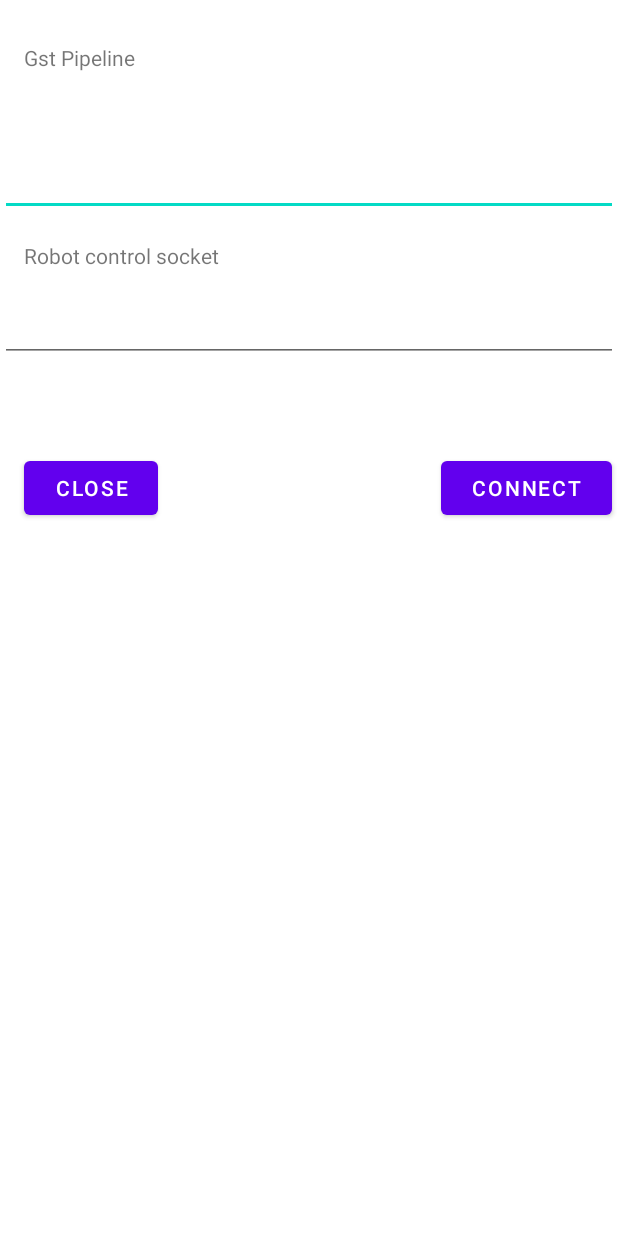
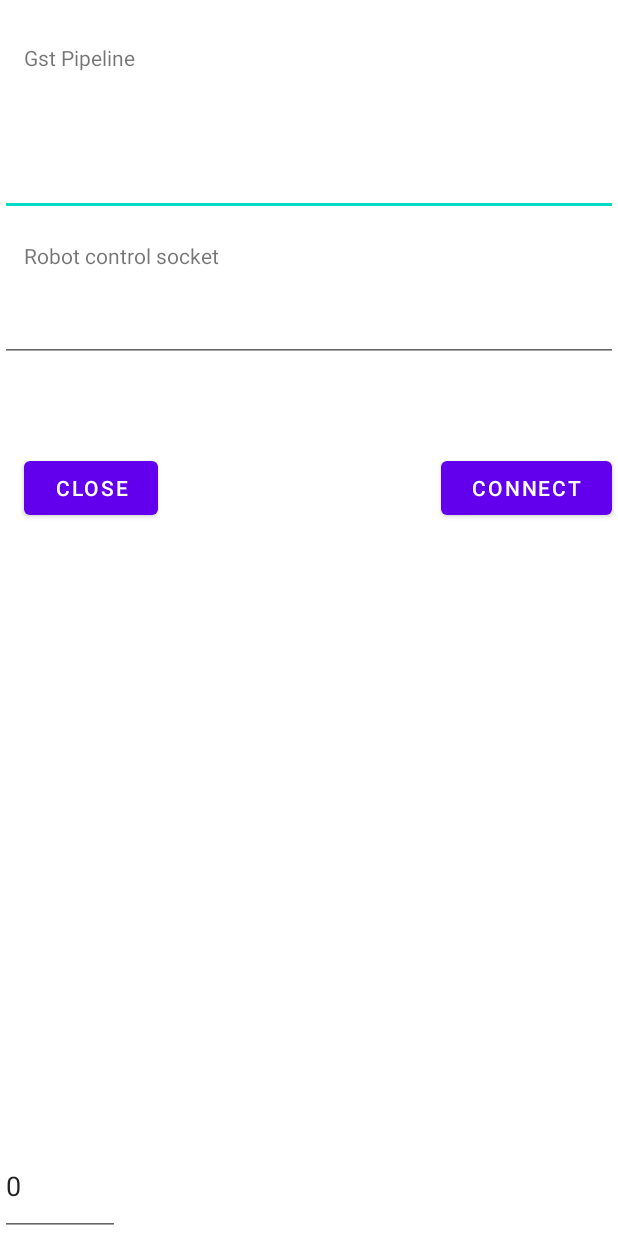
Before and after one commit to weis109x7/streamplayer, an Android app: the screen it shows after launch (MainActivity), in the side drawer, after a tap on "settings", on a phone screen of 412 x 824 dp. Run offline under Robolectric (Android 15) with nearby library versions, the phone set to English and light mode, and no system bars; our stand-ins replace navigation-ui; libraries missing offline, so code that uses them is left out: org.tensorflow.lite; 14 statements that could not run were skipped.

Commit message:
selectable model

```diff
--- a/app/src/main/java/com/htx/streamplayer/ObjectDetectorHelper.kt
+++ b/app/src/main/java/com/htx/streamplayer/ObjectDetectorHelper.kt
@@ -32,10 +32,12 @@ import org.tensorflow.lite.task.gms.vision.detector.ObjectDetector
 private const val TAG = "ObjectDetectionHelper"
 
 class ObjectDetectorHelper(
+    //model config can be changed on runtime or hardcoded values here
     var threshold: Float = 0.5f,
     var numThreads: Int = 2,
     var maxResults: Int = 3,
     var currentDelegate: Int = 0,
+    //model selection
     var currentModel: Int = 0,
     val context: Context,
     val objectDetectorListener: DetectorListener
--- a/app/src/main/java/com/htx/streamplayer/ui/home/HomeFragment.kt
+++ b/app/src/main/java/com/htx/streamplayer/ui/home/HomeFragment.kt
@@ -94,6 +94,7 @@ class HomeFragment : Fragment() , ObjectDetectorHelper.DetectorListener {
         nativeInit()
 
         val sv = binding.surfaceVideo
+        //texturelistener to deal with the init and destruction of the gstreamer video surface
         sv.surfaceTextureListener = object : SurfaceTextureListener {
             override fun onSurfaceTextureAvailable(surface: SurfaceTexture, width: Int, height: Int) {
                 Log.d("GStreamer", "Surface created: $surface with with of $width + height of $height")
@@ -115,6 +116,7 @@ class HomeFragment : Fragment() , ObjectDetectorHelper.DetectorListener {
                 return true
             }
 
+//            this function is called on evey frame update of the surface
             override fun onSurfaceTextureUpdated(surface: SurfaceTexture) {
                 //if object detection is turned on. run object detection function
                 if (objToggle) {
@@ -135,8 +137,8 @@ class HomeFragment : Fragment() , ObjectDetectorHelper.DetectorListener {
             Log.i(TAG, "angle is $angle strength is $strength")
             var x = strength * kotlin.math.cos(Math.toRadians(angle.toDouble()))
             var y = strength * kotlin.math.sin(Math.toRadians(angle.toDouble()))
-//            Log.i(TAG, "cartesian X $x")
-//            Log.i(TAG, "cartesian Y $y")
+            Log.i(TAG, "cartesian X $x")
+            Log.i(TAG, "cartesian Y $y")
 
             //convert x y values to servo motor inputs
             var leftmotor = y+x
@@ -310,6 +312,15 @@ class HomeFragment : Fragment() , ObjectDetectorHelper.DetectorListener {
     override fun onResume() {
         Log.i(TAG, "on Resume")
         super.onResume()
+
+        //using shared preference to get gstreamer pipeline from settings fragment
+        val sharedPreference = this.requireActivity().getSharedPreferences("pref", Context.MODE_PRIVATE)
+        try {
+            objectDetectorHelper.currentModel = sharedPreference.getString("savedModel","0")?.toInt()!!
+            objectDetectorHelper.clearObjectDetector()
+            Log.e(TAG, "selected model: " + objectDetectorHelper.currentModel)
+        } catch (e: Exception) {
+        }
     }
 
     override fun onSaveInstanceState(outState: Bundle) {
--- a/app/src/main/java/com/htx/streamplayer/ui/settings/SettingsFragment.kt
+++ b/app/src/main/java/com/htx/streamplayer/ui/settings/SettingsFragment.kt
@@ -44,6 +44,8 @@ class GalleryFragment : Fragment() {
         gstPipeline.setText(sharedPreference.getString("savedURL",""))
         val socketUrl=binding.socketURL
         socketUrl.setText(sharedPreference.getString("savedSocket",""))
+        val savedModel=binding.savedModel
+        savedModel.setText(sharedPreference.getString("savedModel","0"))
 
         val connectBtn = binding.connectBtn
         connectBtn.setOnClickListener {
@@ -132,6 +134,7 @@ class GalleryFragment : Fragment() {
         val editor = sharedPreference.edit()
         editor.putString("savedURL",binding.gstPipeline.text.toString())
         editor.putString("savedSocket",binding.socketURL.text.toString())
+        editor.putString("savedModel",binding.savedModel.text.toString())
         editor.apply()
     }
 
--- a/app/src/main/res/layout/fragment_settings.xml
+++ b/app/src/main/res/layout/fragment_settings.xml
@@ -45,6 +45,15 @@
         tools:ignore="MissingConstraints"
         tools:layout_editor_absoluteX="16dp" />
 
+    <EditText
+        android:id="@+id/savedModel"
+        android:layout_width="80dp"
+        android:layout_height="66dp"
+        android:text=""
+        app:layout_constraintBottom_toBottomOf="parent"
+        app:layout_constraintStart_toStartOf="parent"
+        tools:ignore="MissingConstraints" />
+
     <TextView
         android:id="@+id/textView3"
         android:layout_width="wrap_content"
```
